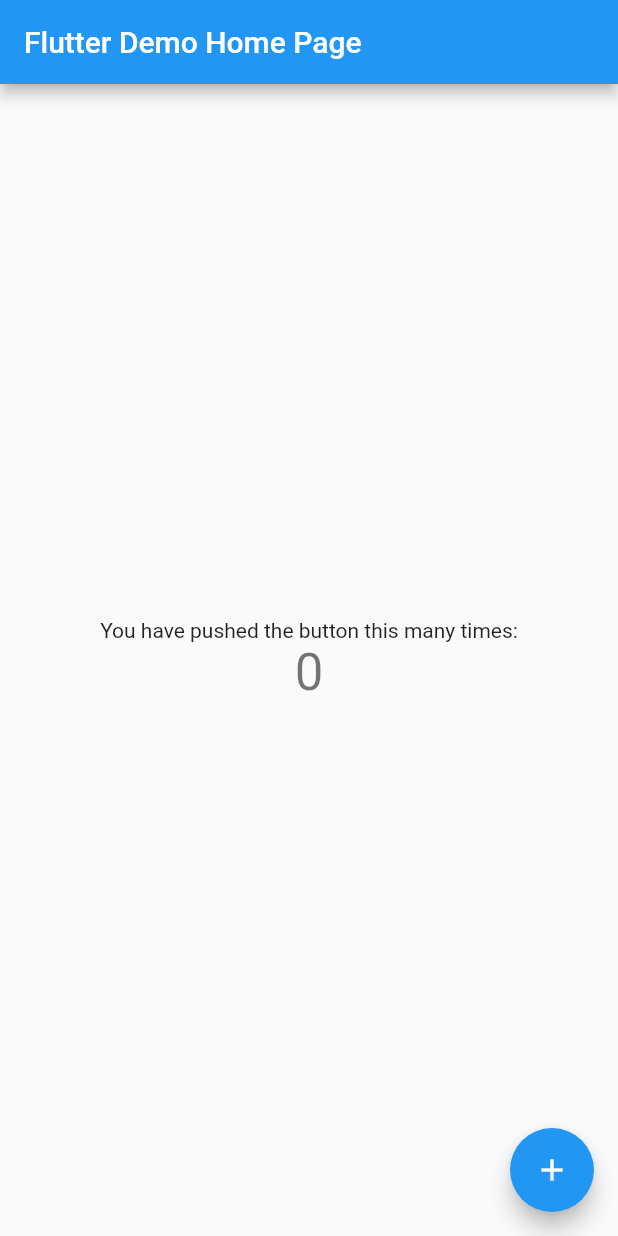
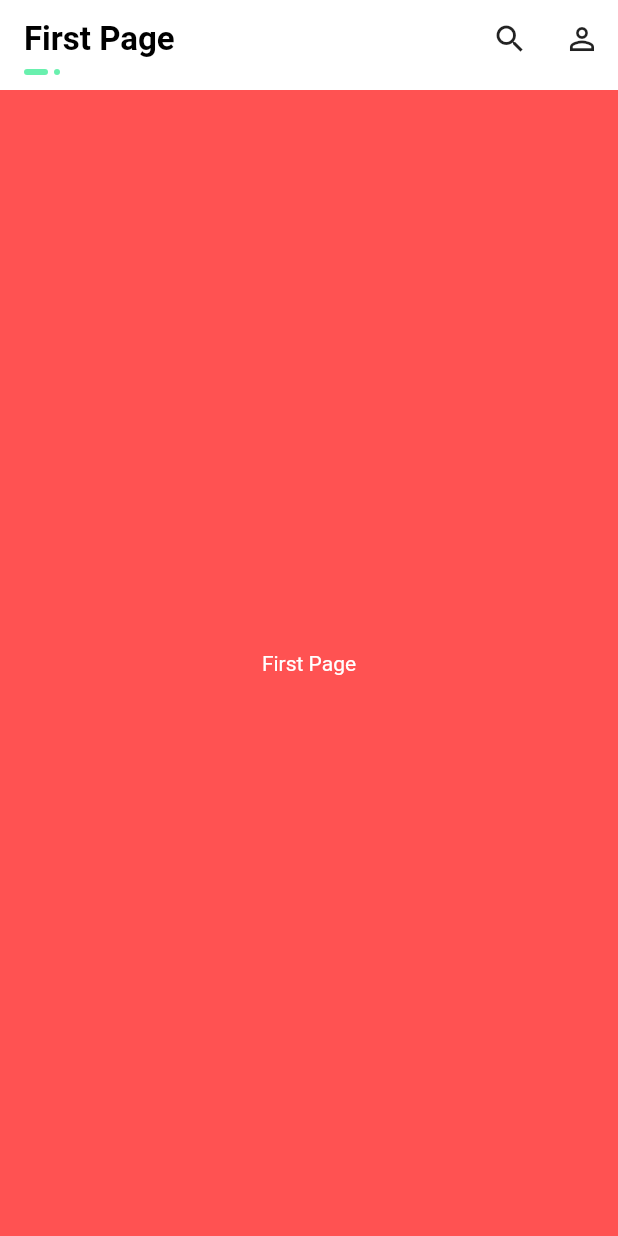
Before and after one commit to SongJiaqiang/Evo, a Flutter app: the screen it shows after launch, on a phone screen of 412 x 824 dp. Run offline on Flutter 3.47's test engine with Material 2 defaults, Android fonts, the phone set to English and light mode, and no system bars.

Commit message:
Add TopBar as a navigation bar.

```diff
--- a/lib/main.dart
+++ b/lib/main.dart
@@ -1,23 +1,14 @@
+import 'package:evo/top_bar.dart';
 import 'package:flutter/material.dart';
 
 void main() => runApp(MyApp());
 
 class MyApp extends StatelessWidget {
-  // This widget is the root of your application.
   @override
   Widget build(BuildContext context) {
     return MaterialApp(
       title: 'Flutter Demo',
       theme: ThemeData(
-        // This is the theme of your application.
-        //
-        // Try running your application with "flutter run". You'll see the
-        // application has a blue toolbar. Then, without quitting the app, try
-        // changing the primarySwatch below to Colors.green and then invoke
-        // "hot reload" (press "r" in the console where you ran "flutter run",
-        // or simply save your changes to "hot reload" in a Flutter IDE).
-        // Notice that the counter didn't reset back to zero; the application
-        // is not restarted.
         primarySwatch: Colors.blue,
       ),
       home: MyHomePage(title: 'Flutter Demo Home Page'),
@@ -28,84 +19,91 @@ class MyApp extends StatelessWidget {
 class MyHomePage extends StatefulWidget {
   MyHomePage({Key key, this.title}) : super(key: key);
 
-  // This widget is the home page of your application. It is stateful, meaning
-  // that it has a State object (defined below) that contains fields that affect
-  // how it looks.
-
-  // This class is the configuration for the state. It holds the values (in this
-  // case the title) provided by the parent (in this case the App widget) and
-  // used by the build method of the State. Fields in a Widget subclass are
-  // always marked "final".
-
   final String title;
 
   @override
   _MyHomePageState createState() => _MyHomePageState();
 }
 
-class _MyHomePageState extends State<MyHomePage> {
-  int _counter = 0;
+class _MyHomePageState extends State<MyHomePage>
+    with SingleTickerProviderStateMixin {
+  TabController _tabController;
+  int _currentIndex;
+  String _topBarTitle;
 
-  void _incrementCounter() {
-    setState(() {
-      // This call to setState tells the Flutter framework that something has
-      // changed in this State, which causes it to rerun the build method below
-      // so that the display can reflect the updated values. If we changed
-      // _counter without calling setState(), then the build method would not be
-      // called again, and so nothing would appear to happen.
-      _counter++;
-    });
+  final List<String> _topBarTitles = ['First Page', 'Second Page'];
+
+  @override
+  void initState() {
+    super.initState();
+
+    _currentIndex = 0;
+    _topBarTitle = _topBarTitles.first;
+
+    _tabController = TabController(length: 2, vsync: this);
+    _tabController.addListener(_handleTabController);
+  }
+
+  @override
+  void dispose() {
+    _tabController.dispose();
+    super.dispose();
   }
 
   @override
   Widget build(BuildContext context) {
-    // This method is rerun every time setState is called, for instance as done
-    // by the _incrementCounter method above.
-    //
-    // The Flutter framework has been optimized to make rerunning build methods
-    // fast, so that you can just rebuild anything that needs updating rather
-    // than having to individually change instances of widgets.
-    return Scaffold(
-      appBar: AppBar(
-        // Here we take the value from the MyHomePage object that was created by
-        // the App.build method, and use it to set our appbar title.
-        title: Text(widget.title),
-      ),
-      body: Center(
-        // Center is a layout widget. It takes a single child and positions it
-        // in the middle of the parent.
-        child: Column(
-          // Column is also a layout widget. It takes a list of children and
-          // arranges them vertically. By default, it sizes itself to fit its
-          // children horizontally, and tries to be as tall as its parent.
-          //
-          // Invoke "debug painting" (press "p" in the console, choose the
-          // "Toggle Debug Paint" action from the Flutter Inspector in Android
-          // Studio, or the "Toggle Debug Paint" command in Visual Studio Code)
-          // to see the wireframe for each widget.
-          //
-          // Column has various properties to control how it sizes itself and
-          // how it positions its children. Here we use mainAxisAlignment to
-          // center the children vertically; the main axis here is the vertical
-          // axis because Columns are vertical (the cross axis would be
-          // horizontal).
-          mainAxisAlignment: MainAxisAlignment.center,
+    return DefaultTabController(
+      length: 2,
+      child: Scaffold(
+        appBar: TopBar(
+          title: _topBarTitle,
+          onTitleTapped: () {
+            print('Tap title');
+          },
+          indicatorLength: 2,
+          indicatorIndex: _currentIndex,
           children: <Widget>[
-            Text(
-              'You have pushed the button this many times:',
+            IconButton(
+              iconSize: 30,
+              icon: Icon(Icons.search, size: 24),
+              onPressed: () {},
             ),
-            Text(
-              '$_counter',
-              style: Theme.of(context).textTheme.display1,
+            IconButton(
+              iconSize: 30,
+              icon: Icon(Icons.person_outline, size: 24),
+              onPressed: () {},
+            ),
+          ],
+        ),
+        body: TabBarView(
+          controller: _tabController,
+          children: [
+            Container(
+              color: Colors.redAccent,
+              child: Center(
+                child:
+                    Text(_topBarTitles[0], style: TextStyle(color: Colors.white)),
+              ),
+            ),
+            Container(
+              color: Colors.greenAccent,
+              child: Center(
+                child:
+                    Text(_topBarTitles[1], style: TextStyle(color: Colors.white)),
+              ),
             ),
           ],
         ),
       ),
-      floatingActionButton: FloatingActionButton(
-        onPressed: _incrementCounter,
-        tooltip: 'Increment',
-        child: Icon(Icons.add),
-      ), // This trailing comma makes auto-formatting nicer for build methods.
     );
   }
+
+  void _handleTabController() {
+    final int index = _tabController.index;
+
+    setState(() {
+      _currentIndex = index;
+      _topBarTitle = _topBarTitles[index];
+    });
+  }
 }
--- /dev/null
+++ b/lib/top_bar.dart
@@ -0,0 +1,99 @@
+import 'package:flutter/material.dart';
+
+class TopBar extends StatelessWidget implements PreferredSizeWidget {
+  // 标题
+  final String title;
+  // 右侧功能按钮组合
+  final List<Widget> children;
+  // 标题点击事件
+  final Function onTitleTapped;
+  // 指示器长度
+  final int indicatorLength;
+  // 指示器下标
+  final int indicatorIndex;
+
+  @override
+  final Size preferredSize;
+
+  TopBar({
+    @required this.title, // title为必须属性
+    this.children,
+    this.onTitleTapped,
+    @required this.indicatorLength,
+    this.indicatorIndex = 0,
+  }) : preferredSize = Size.fromHeight(60.0);
+
+  @override
+  Widget build(BuildContext context) {
+    return Container(
+      color: Colors.white,
+      child: Column(
+        crossAxisAlignment: CrossAxisAlignment.end,
+        mainAxisAlignment: MainAxisAlignment.end,
+        mainAxisSize: MainAxisSize.max,
+        children: <Widget>[
+          Container(
+            height: 40,
+            child: Row(
+              mainAxisAlignment: MainAxisAlignment.spaceBetween,
+              children: <Widget>[
+                Container(
+                  padding: EdgeInsets.only(left: 16),
+                  child: GestureDetector(
+                    onTap: onTitleTapped,
+                    child: Text(
+                      title,
+                      style: TextStyle(
+                        color: Colors.black,
+                        fontSize: 22,
+                        fontWeight: FontWeight.bold,
+                      ),
+                    ),
+                  ),
+                ),
+                Container(
+                  child: Row(children: children != null ? children : []),
+                ),
+              ],
+            ),
+          ),
+          Container(
+            padding: EdgeInsets.only(left: 16),
+            height: 4,
+            child: _buildIndicator(indicatorLength, indicatorIndex, 4),
+          ),
+          SizedBox(height: 10),
+        ],
+      ),
+    );
+  }
+
+  Widget _buildIndicator(int length, int index, double height) {
+    double normalWidth = height;
+    double maxWidth = normalWidth * 4;
+
+    List<Widget> children = [];
+    for (var i = 0; i < length; i++) {
+      double itemWidth = index == i ? maxWidth : normalWidth;
+      double itemHeight = normalWidth;
+      double itemSpacing = normalWidth;
+
+      // add spacing
+      if (i > 0) {
+        children.add(SizedBox(width: itemSpacing));
+      }
+
+      // add item
+      var item = Container(
+        width: itemWidth,
+        height: itemHeight,
+        decoration: BoxDecoration(
+          color: Colors.greenAccent,
+          borderRadius: BorderRadius.all(Radius.circular(itemHeight / 2)),
+        ),
+      );
+      children.add(item);
+    }
+    return Row(children: children);
+  }
+}
```
